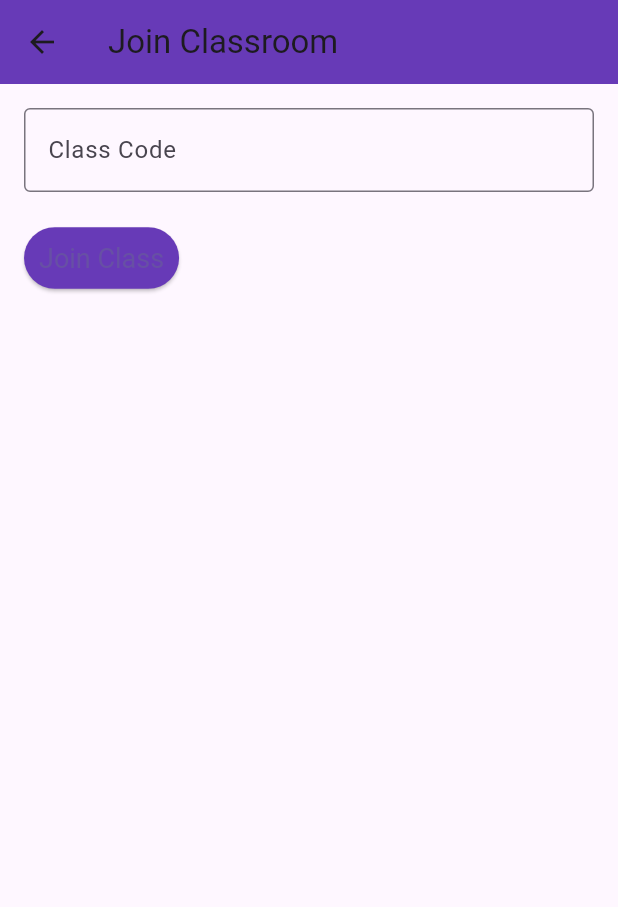
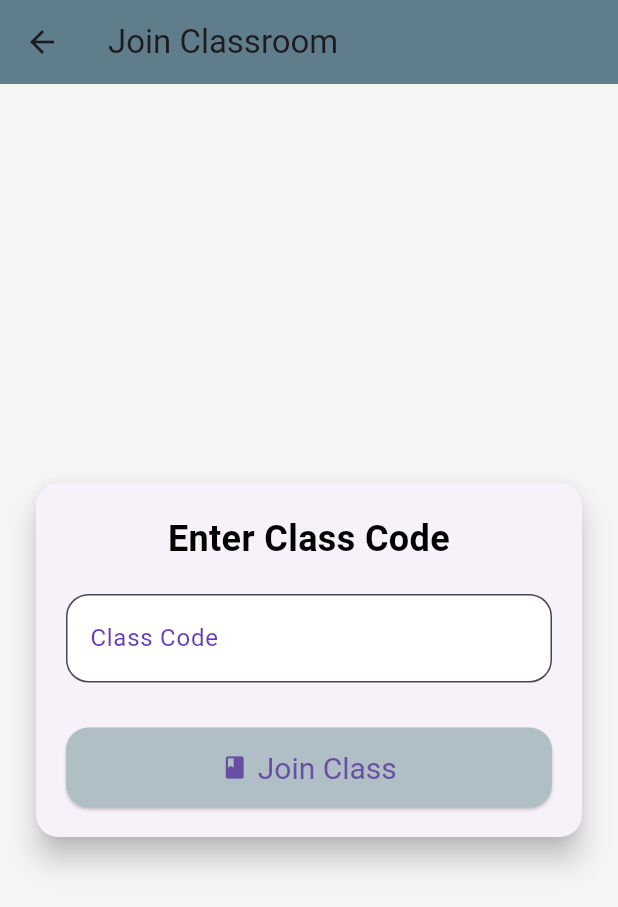
Before and after one commit to samarth-146/Classroom-Flutter, a Flutter app: the JoinClassroomPage screen opened directly, on a phone screen of 412 x 824 dp. Shown: the top 907 px of the screen. Run offline on Flutter 3.47's test engine with Material 3 defaults, Android fonts, the phone set to English and light mode, and no system bars; our stand-ins replace cloud_firestore, file_picker, firebase_auth, firebase_core, firebase_storage; missing offline and left inert: flutter_pdfview; accounts and stored records are empty.

```diff
--- a/lib/classPage.dart
+++ b/lib/classPage.dart
@@ -79,7 +79,7 @@ class _UserClassesPageState extends State<UserClassesPage> with SingleTickerProv
           itemBuilder: (context, index) {
             final classData = classes[index];
             final data = classData.data() as Map<String, dynamic>;
-
+            final currentUserId = data.containsKey('userId') ? data['userId'] : null;
             final assignedColor = cardColors[index % cardColors.length];
 
             return GestureDetector(
@@ -90,7 +90,7 @@ class _UserClassesPageState extends State<UserClassesPage> with SingleTickerProv
                     builder: (context) => ClassDetailsPage(
                       classId: classData.id,
                       classData: classData,
-                      currentUserId: data['id'],
+                      currentUserId: currentUserId,
                     ),
                   ),
                 );
--- a/lib/joinClassroomPage.dart
+++ b/lib/joinClassroomPage.dart
@@ -24,7 +24,6 @@ class _JoinClassroomPageState extends State<JoinClassroomPage> {
     }
 
     try {
-
       final classQuery = await FirebaseFirestore.instance
           .collection('classes')
           .where('classCode', isEqualTo: classCode)
@@ -41,14 +40,12 @@ class _JoinClassroomPageState extends State<JoinClassroomPage> {
       final classDoc = classQuery.docs.first;
       final classRef = classDoc.reference;
 
-
       if (classDoc['userId'] == userId) {
         ScaffoldMessenger.of(context).showSnackBar(
           const SnackBar(content: Text('You cannot join your own class')),
         );
         return;
       }
-
 
       await classRef.update({
         'joinedUser': FieldValue.arrayUnion([userId]),
@@ -71,31 +68,77 @@ class _JoinClassroomPageState extends State<JoinClassroomPage> {
     return Scaffold(
       appBar: AppBar(
         title: const Text('Join Classroom'),
-        backgroundColor: Colors.deepPurple,
+        backgroundColor: Colors.blueGrey[500],
+        elevation: 0,
       ),
-      body: Padding(
-        padding: const EdgeInsets.all(16.0),
+      body: Container(
+        width: double.infinity,
+        padding: const EdgeInsets.all(20.0),
+        color: Colors.grey[100], // Simple background color
+        child: Center(
+          child: SingleChildScrollView(
+            child: Card(
+              shape: RoundedRectangleBorder(
+                borderRadius: BorderRadius.circular(15.0),
+              ),
+              elevation: 8,
+              child: Padding(
+                padding: const EdgeInsets.all(20.0),
                 child: Column(
-          crossAxisAlignment: CrossAxisAlignment.start,
+                  crossAxisAlignment: CrossAxisAlignment.stretch,
                   children: [
+                    const Text(
+                      'Enter Class Code',
+                      style: TextStyle(
+                        fontSize: 24,
+                        fontWeight: FontWeight.bold,
+                        color: Colors.black,
+                      ),
+                      textAlign: TextAlign.center,
+                    ),
+                    const SizedBox(height: 20),
                     TextField(
                       controller: _classCodeController,
-              decoration: const InputDecoration(
+                      decoration: InputDecoration(
                         labelText: 'Class Code',
-                border: OutlineInputBorder(),
+                        labelStyle: const TextStyle(color: Colors.deepPurple),
+                        filled: true,
+                        fillColor: Colors.white,
+                        border: OutlineInputBorder(
+                          borderRadius: BorderRadius.circular(15.0),
+                        ),
+                        focusedBorder: OutlineInputBorder(
+                          borderSide: const BorderSide(
+                            color: Colors.deepPurpleAccent,
+                            width: 2.0,
+                          ),
+                          borderRadius: BorderRadius.circular(15.0),
                         ),
                       ),
-            const SizedBox(height: 20),
-            ElevatedButton(
+                      style: const TextStyle(fontSize: 18),
+                    ),
+                    const SizedBox(height: 30),
+                    ElevatedButton.icon(
                       onPressed: _joinClass,
+                      icon: const Icon(Icons.class_),
+                      label: const Text('Join Class'),
                       style: ElevatedButton.styleFrom(
-                backgroundColor: Colors.deepPurple,
-                padding: const EdgeInsets.all(10),
-                textStyle: const TextStyle(fontSize: 18),
+                        padding: const EdgeInsets.symmetric(
+                          vertical: 15.0,
+                          horizontal: 20.0,
                         ),
-              child: const Text('Join Class'),
+                        textStyle: const TextStyle(fontSize: 20),
+                        backgroundColor: Colors.blueGrey[200],
+                        shape: RoundedRectangleBorder(
+                          borderRadius: BorderRadius.circular(15.0),
+                        ),
+                      ),
                     ),
                   ],
+                ),
+              ),
+            ),
+          ),
         ),
       ),
     );
```
Also changed, not shown: lib/classDetailsPage.dart (+66 -8 lines). Lines whose indentation alone changed are shown as unchanged.
